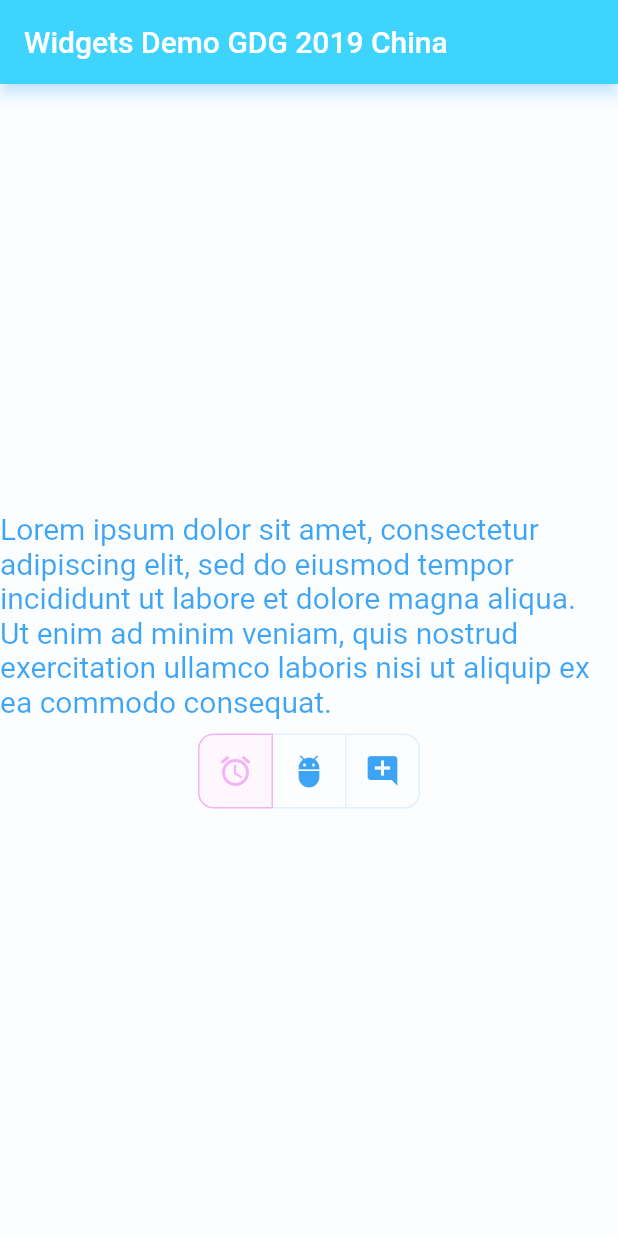
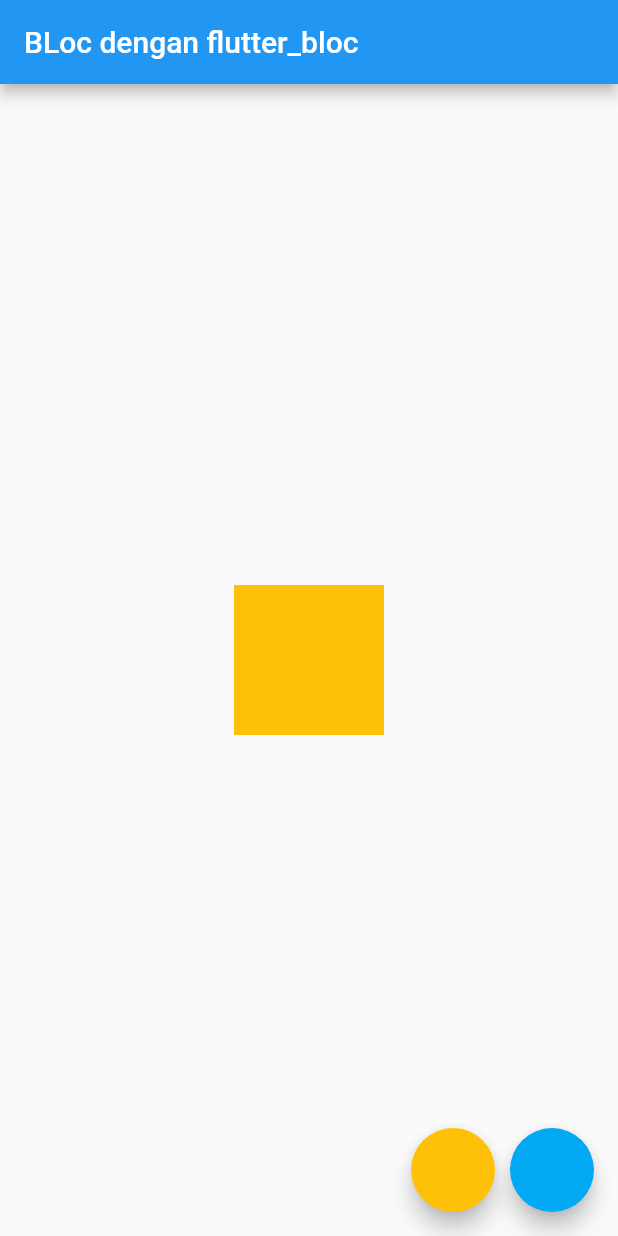
Before and after one commit to myxzlpltk/flutter-learning, a Flutter app: the screen it shows after launch, on a phone screen of 412 x 824 dp. Run offline on Flutter 3.47's test engine with Material 2 defaults, Android fonts, the phone set to English and light mode, and no system bars; our stand-ins replace flutter_bloc, hydrated_bloc.

Commit message:
hydrated_bloc

```diff
--- /dev/null
+++ b/lib/color_bloc.dart
@@ -0,0 +1,35 @@
+import 'package:flutter/material.dart';
+import 'package:hydrated_bloc/hydrated_bloc.dart';
+
+enum ColorEvent { toAmber, toLightBlue }
+
+class ColorBloc extends HydratedBloc<ColorEvent, Color>{
+
+  ColorBloc() : super(Colors.amber){
+    hydrate();
+  }
+
+  @override
+  Stream<Color> mapEventToState(ColorEvent event) async* {
+    yield (event == ColorEvent.toAmber) ? Colors.amber : Colors.lightBlue;
+  }
+
+  @override
+  Color fromJson(Map<String, dynamic> json) {
+    try{
+      return Color(json['color'] as int);
+    } catch(_){
+      return null;
+    }
+  }
+
+  @override
+  Map<String, int> toJson(Color state) {
+    try{
+      return {'color': state.value};
+    } catch(_){
+      return null;
+    }
+  }
+
+}
--- a/lib/main.dart
+++ b/lib/main.dart
@@ -1,61 +1,58 @@
 import 'package:flutter/material.dart';
+import 'package:flutter_bloc/flutter_bloc.dart';
+import 'package:hydrated_bloc/hydrated_bloc.dart';
+import 'package:learn_flutter/color_bloc.dart';
 
-void main() {
+void main() async {
+  WidgetsFlutterBinding.ensureInitialized();
+  HydratedBloc.storage = await HydratedStorage.build();
   runApp(MyApp());
 }
 
-class MyApp extends StatefulWidget {
-  @override
-  _MyAppState createState() => _MyAppState();
-}
-
-class _MyAppState extends State<MyApp> {
-  List<bool> isSelected = [true, false, false];
-  ColorFilter colorFilter = ColorFilter.mode(Colors.blue, BlendMode.screen);
-
+class MyApp extends StatelessWidget {
   @override
   Widget build(BuildContext context) {
     return MaterialApp(
-      home: ColorFiltered(
-        colorFilter: colorFilter,
-        child: Scaffold(
-          appBar: AppBar(title: Text("Widgets Demo GDG 2019 China")),
-          body: Center(
-            child: Column(
-              mainAxisAlignment: MainAxisAlignment.center,
+      home: BlocProvider<ColorBloc>(
+        create: (context) => ColorBloc(),
+        child: MainPage(),
+      ),
+    );
+  }
+}
+
+class MainPage extends StatelessWidget {
+  @override
+  Widget build(BuildContext context) {
+    ColorBloc bloc = BlocProvider.of<ColorBloc>(context);
+
+    return Scaffold(
+      floatingActionButton: Row(
+        mainAxisAlignment: MainAxisAlignment.end,
         children: [
-                SelectableText(
-                  "Lorem ipsum dolor sit amet, consectetur adipiscing elit, sed do eiusmod tempor incididunt ut labore et dolore magna aliqua. Ut enim ad minim veniam, quis nostrud exercitation ullamco laboris nisi ut aliquip ex ea commodo consequat.",
-                  style: TextStyle(
-                    fontSize: 20,
+          FloatingActionButton(
+            backgroundColor: Colors.amber,
+            onPressed: () {
+              bloc.add(ColorEvent.toAmber);
+            },
           ),
-                  showCursor: true,
-                  cursorWidth: 3,
-                  cursorColor: Colors.red,
-                ),
-                SizedBox(height: 10),
-                ToggleButtons(
-                  isSelected: isSelected,
-                  children: [
-                    Icon(Icons.access_alarm),
-                    Icon(Icons.adb),
-                    Icon(Icons.add_comment),
-                  ],
-                  onPressed: (index){
-                    setState(() {
-                      isSelected.fillRange(0, isSelected.length, false);
-                      isSelected[index] = !isSelected[index];
-                    });
+          SizedBox(width: 10),
+          FloatingActionButton(
+            backgroundColor: Colors.lightBlue,
+            onPressed: () {
+              bloc.add(ColorEvent.toLightBlue);
             },
-                  fillColor: Colors.red[50],
-                  selectedColor: Colors.red,
-                  selectedBorderColor: Colors.red,
-                  splashColor: Colors.blue,
-                  highlightColor: Colors.yellow,
-                  borderRadius: BorderRadius.circular(10),
           )
         ],
       ),
+      appBar: AppBar(title: Text("BLoc dengan flutter_bloc")),
+      body: Center(
+        child: BlocBuilder<ColorBloc, Color>(
+          builder: (context, color) => AnimatedContainer(
+            width: 100,
+            height: 100,
+            color: color,
+            duration: Duration(milliseconds: 500),
           ),
         ),
       ),
--- a/pubspec.yaml
+++ b/pubspec.yaml
@@ -31,6 +31,7 @@ dependencies:
   shared_preferences: ^0.5.12+4
   provider: ^4.3.3
   flutter_bloc: ^6.1.1
+  hydrated_bloc: ^6.1.0
 
 
   # The following adds the Cupertino Icons font to your application.
```
Also changed, not shown: pubspec.lock. Lines whose indentation alone changed are shown as unchanged.
